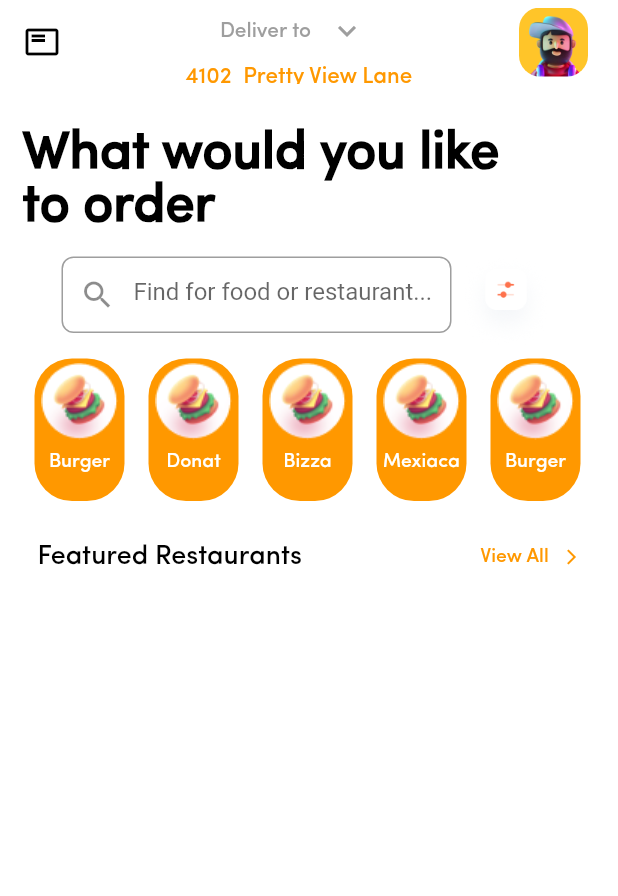
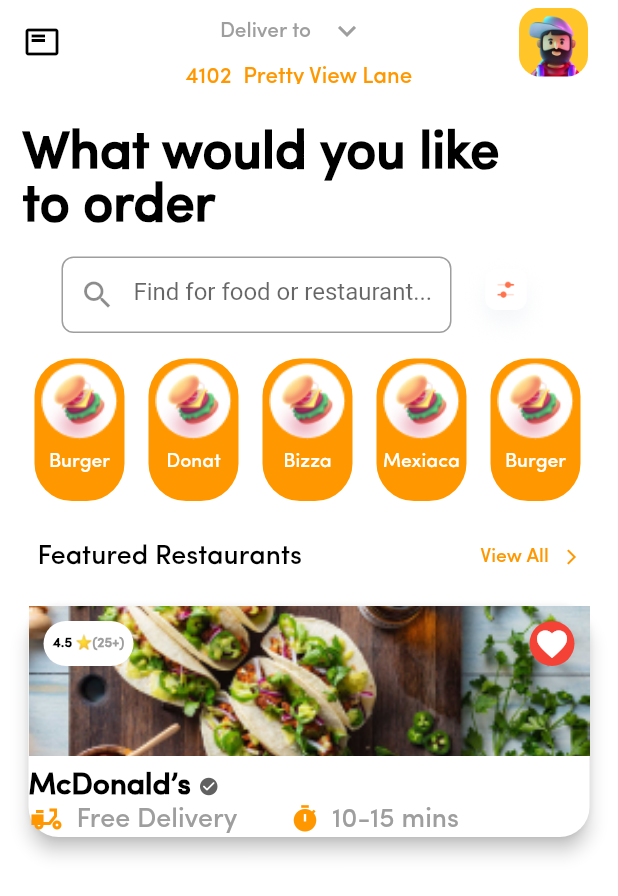
Before and after one commit to gendy3010/Food_Hub, a Flutter app: the screen it shows after launch, on a phone screen of 412 x 824 dp. Shown: the top 896 px of the screen. Run offline on Flutter 3.47's test engine with Material 2 defaults, Android fonts, the phone set to English and light mode, and no system bars; our stand-ins replace modal_progress_hud_nsn.

Commit message:
Home Screen

```diff
--- a/lib/Modules/Home Screen.dart
+++ b/lib/Modules/Home Screen.dart
@@ -166,6 +166,9 @@ class HomeScreen extends StatelessWidget {
                 ],
               ),
             ),
+            SizedBox(
+                height: 5),
+            CustomCard(),
 
           ],
         ),
@@ -174,3 +177,135 @@ class HomeScreen extends StatelessWidget {
     );
   }
 }
+
+class CustomCard extends StatelessWidget {
+  const CustomCard({super.key});
+
+  @override
+  Widget build(BuildContext context) {
+    return  Card(
+      shape: RoundedRectangleBorder(
+        borderRadius: BorderRadius.circular(20),),
+      elevation: 5,
+      child: Column(
+        crossAxisAlignment: CrossAxisAlignment.start,
+        mainAxisAlignment: MainAxisAlignment.end,
+        children: [
+          Stack(
+            children: [
+              Image.asset(
+                  'assets/images/image 57.png', height: 100, width: double.infinity, fit: BoxFit.cover),
+              Padding(
+                padding: const EdgeInsets.only(top: 10,left: 10),
+                child: Row(
+                  children: [
+                    Align(
+                      alignment: Alignment.topRight,
+                      child: Container(
+                        height: 30,
+                        width: 60,
+                        decoration: BoxDecoration(
+                          color: Colors.white,
+                          borderRadius: BorderRadius.circular(20),
+                        ),
+                        child: Row(
+                          mainAxisAlignment: MainAxisAlignment.center,
+                          children: [
+                             Text(
+                                  "4.5 ⭐",
+                                  style: TextStyle(
+                                      color: Colors.black,
+                                      fontSize: 9,
+                                      fontWeight: FontWeight.bold,
+                                      fontFamily: "Sofia"),
+                                ),
+                            Text(
+                                  "(25+)",
+                                  style: TextStyle(
+                                      color: Colors.grey,
+                                      fontSize: 9,
+                                      fontWeight: FontWeight.bold,
+                                      fontFamily: "Sofia"),
+                                ),
+
+                          ],
+                        ),
+                      ),
+                    ),
+                    Spacer(),
+                    Padding(
+                      padding: const EdgeInsets.only(right: 10),
+                      child: Container(
+                        height: 30,
+                        width: 30,
+                        decoration: BoxDecoration(
+                          color: Colors.red,
+                          borderRadius: BorderRadius.circular(50)
+                        ),
+                        child: Icon(Icons.favorite,color: Colors.white,),
+                      ),
+                    ),
+                  ],
+                ),
+              ),
+            ],
+          ),
+          SizedBox(
+            height: 10,),
+          Row(
+            children: [
+              Text('McDonald’s',
+                textAlign: TextAlign.left,
+                style: TextStyle(
+                  color: Colors.black,
+                  fontFamily: 'Sofia',
+                  fontSize: 20,
+                  fontWeight: FontWeight.bold,
+                ),
+              ),
+              SizedBox(width: 5,),
+              Icon(Icons.check_circle_rounded,color: Colors.grey[700],size: 14,)
+            ],
+          ),
+          Row(
+            mainAxisAlignment: MainAxisAlignment.start,
+            children: [
+              Icon(
+                Icons.delivery_dining_sharp,color: Colors.orange,),
+              SizedBox(
+                width: 8,),
+              Text('Free Delivery',
+                textAlign: TextAlign.left,
+                style: TextStyle(
+                  color: Colors.grey,
+                  fontFamily: 'Sofia',
+                  fontSize: 18,
+                  fontWeight: FontWeight.w400,
+                ),
+              ),
+              SizedBox(
+                width: 35,),
+              Icon(
+                Icons.timer,color: Colors.orange,size: 20,),
+              SizedBox(
+                width: 8,),
+              Text('10-15 mins',
+                textAlign: TextAlign.left,
+                style: TextStyle(
+                  color: Colors.grey,
+                  fontFamily: 'Sofia',
+                  fontSize: 18,
+                  fontWeight: FontWeight.w400,
+                ),
+              ),
+
+
+
+            ],
+          ),
+
+        ],
+      ),
+    );
+  }
+}
```
Also changed, not shown: assets/images/image 57.png (added).
